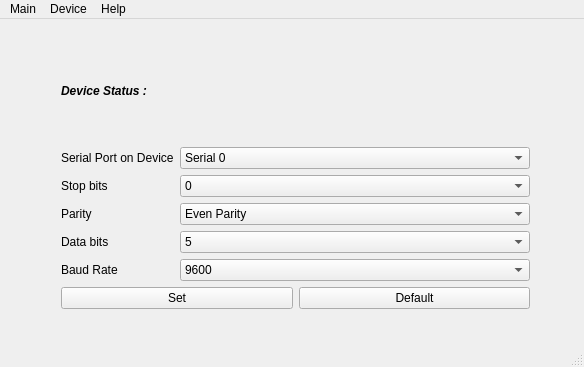
First picture: the form in gui_application/Qt/TestSerial/mainwindow.ui, repository chandimab/usb-to-serial, before the edit.
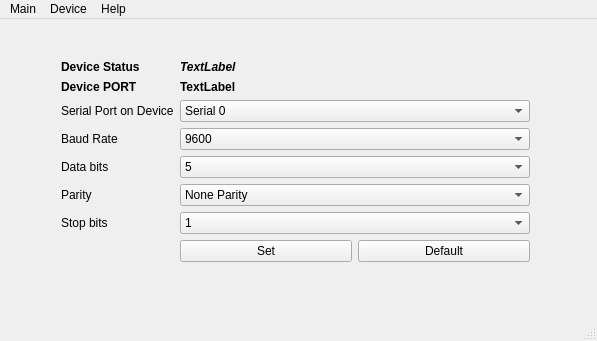
Second picture: the form after the edit.

The edit to the form file:
```diff
--- a/gui_application/Qt/TestSerial/mainwindow.ui
+++ b/gui_application/Qt/TestSerial/mainwindow.ui
@@ -6,8 +6,8 @@
    <rect>
     <x>0</x>
     <y>0</y>
-    <width>584</width>
-    <height>367</height>
+    <width>597</width>
+    <height>341</height>
    </rect>
   </property>
   <property name="sizePolicy">
@@ -24,37 +24,64 @@
     <property name="geometry">
      <rect>
       <x>50</x>
-      <y>10</y>
+      <y>30</y>
       <width>491</width>
-      <height>291</height>
+      <height>271</height>
      </rect>
     </property>
     <layout class="QVBoxLayout" name="verticalLayout_main">
-     <item>
-      <widget class="QLabel" name="label_device_port">
-       <property name="font">
-        <font>
-         <weight>75</weight>
-         <italic>true</italic>
-         <bold>true</bold>
-        </font>
-       </property>
-       <property name="text">
-        <string>Device Status :</string>
-       </property>
-      </widget>
-     </item>
      <item>
       <layout class="QFormLayout" name="formLayout_settings">
-       <item row="6" column="0">
+       <item row="1" column="0">
+        <widget class="QLabel" name="label_device">
+         <property name="font">
+          <font>
+           <weight>75</weight>
+           <italic>false</italic>
+           <bold>true</bold>
+          </font>
+         </property>
+         <property name="text">
+          <string>Device Status </string>
+         </property>
+        </widget>
+       </item>
+       <item row="1" column="1">
+        <widget class="QLabel" name="label_device_status">
+         <property name="font">
+          <font>
+           <weight>75</weight>
+           <italic>true</italic>
+           <bold>true</bold>
+          </font>
+         </property>
+         <property name="text">
+          <string>TextLabel</string>
+         </property>
+        </widget>
+       </item>
+       <item row="2" column="0">
+        <widget class="QLabel" name="label_">
+         <property name="font">
+          <font>
+           <weight>75</weight>
+           <bold>true</bold>
+          </font>
+         </property>
+         <property name="text">
+          <string>Device PORT</string>
+         </property>
+        </widget>
+       </item>
+       <item row="3" column="0">
         <widget class="QLabel" name="label_6">
          <property name="text">
           <string>Serial Port on Device</string>
          </property>
         </widget>
        </item>
-       <item row="6" column="1">
-        <widget class="QComboBox" name="comboBox_6">
+       <item row="3" column="1">
+        <widget class="QComboBox" name="comboBox_serial_port">
          <item>
           <property name="text">
            <string>Serial 0</string>
@@ -97,6 +124,60 @@
          </item>
         </widget>
        </item>
+       <item row="4" column="0">
+        <widget class="QLabel" name="label_7">
+         <property name="text">
+          <string>Baud Rate</string>
+         </property>
+        </widget>
+       </item>
+       <item row="4" column="1">
+        <widget class="QComboBox" name="comboBox_baud_rate">
+         <item>
+          <property name="text">
+           <string>9600</string>
+          </property>
+         </item>
+         <item>
+          <property name="text">
+           <string>115200</string>
+          </property>
+         </item>
+        </widget>
+       </item>
+       <item row="5" column="0">
+        <widget class="QLabel" name="label_4">
+         <property name="text">
+          <string>Data bits</string>
+         </property>
+        </widget>
+       </item>
+       <item row="6" column="0">
+        <widget class="QLabel" name="label">
+         <property name="text">
+          <string>Parity</string>
+         </property>
+        </widget>
+       </item>
+       <item row="6" column="1">
+        <widget class="QComboBox" name="comboBox_parity">
+         <item>
+          <property name="text">
+           <string>None Parity</string>
+          </property>
+         </item>
+         <item>
+          <property name="text">
+           <string>Even Parity</string>
+          </property>
+         </item>
+         <item>
+          <property name="text">
+           <string>Odd Parity</string>
+          </property>
+         </item>
+        </widget>
+       </item>
        <item row="7" column="0">
         <widget class="QLabel" name="label_2">
          <property name="text">
@@ -105,31 +186,15 @@
         </widget>
        </item>
        <item row="7" column="1">
-        <widget class="QComboBox" name="comboBox_2">
-         <item>
-          <property name="text">
-           <string>0</string>
-          </property>
-         </item>
+        <widget class="QComboBox" name="comboBox_stop_bits">
          <item>
           <property name="text">
            <string>1</string>
           </property>
          </item>
-        </widget>
-       </item>
-       <item row="9" column="0">
-        <widget class="QLabel" name="label">
-         <property name="text">
-          <string>Parity</string>
-         </property>
-        </widget>
-       </item>
-       <item row="9" column="1">
-        <widget class="QComboBox" name="comboBox">
          <item>
           <property name="text">
-           <string>Even Parity</string>
+           <string>2</string>
           </property>
          </item>
          <item>
@@ -144,15 +209,21 @@
          </item>
         </widget>
        </item>
-       <item row="10" column="0">
-        <widget class="QLabel" name="label_4">
+       <item row="2" column="1">
+        <widget class="QLabel" name="label_device_port">
+         <property name="font">
+          <font>
+           <weight>75</weight>
+           <bold>true</bold>
+          </font>
+         </property>
          <property name="text">
-          <string>Data bits</string>
+          <string>TextLabel</string>
          </property>
         </widget>
        </item>
-       <item row="10" column="1">
-        <widget class="QComboBox" name="comboBox_4">
+       <item row="5" column="1">
+        <widget class="QComboBox" name="comboBox_databits">
          <item>
           <property name="text">
            <string>5</string>
@@ -170,44 +241,23 @@
          </item>
         </widget>
        </item>
-       <item row="11" column="0">
-        <widget class="QLabel" name="label_7">
-         <property name="text">
-          <string>Baud Rate</string>
-         </property>
-        </widget>
-       </item>
-       <item row="11" column="1">
-        <widget class="QComboBox" name="comboBox_7">
+       <item row="8" column="1">
+        <layout class="QHBoxLayout" name="horizontalLayout_buttons">
          <item>
-          <property name="text">
-           <string>9600</string>
-          </property>
+          <widget class="QPushButton" name="pushButton_set">
+           <property name="text">
+            <string>Set</string>
+           </property>
+          </widget>
          </item>
          <item>
-          <property name="text">
-           <string>115200</string>
-          </property>
+          <widget class="QPushButton" name="pushButton_default">
+           <property name="text">
+            <string>Default</string>
+           </property>
+          </widget>
          </item>
-        </widget>
-       </item>
-      </layout>
-     </item>
-     <item>
-      <layout class="QHBoxLayout" name="horizontalLayout_buttons">
-       <item>
-        <widget class="QPushButton" name="pushButton_set">
-         <property name="text">
-          <string>Set</string>
-         </property>
-        </widget>
-       </item>
-       <item>
-        <widget class="QPushButton" name="pushButton_default">
-         <property name="text">
-          <string>Default</string>
-         </property>
-        </widget>
+        </layout>
        </item>
       </layout>
      </item>
@@ -219,7 +269,7 @@
     <rect>
      <x>0</x>
      <y>0</y>
-     <width>584</width>
+     <width>597</width>
      <height>25</height>
     </rect>
    </property>
```
Left out of the diff: 10 changed lines with no effect on the pictures.
